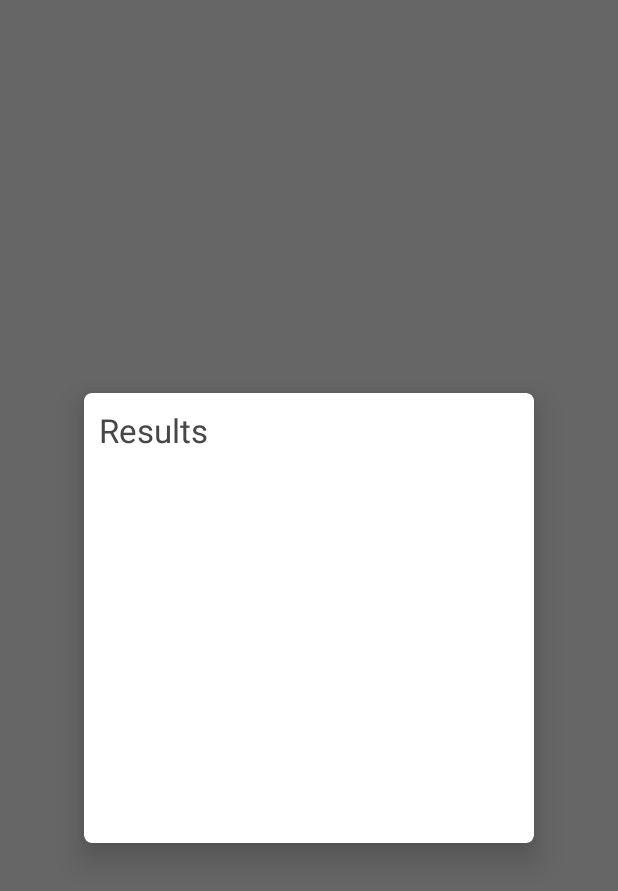
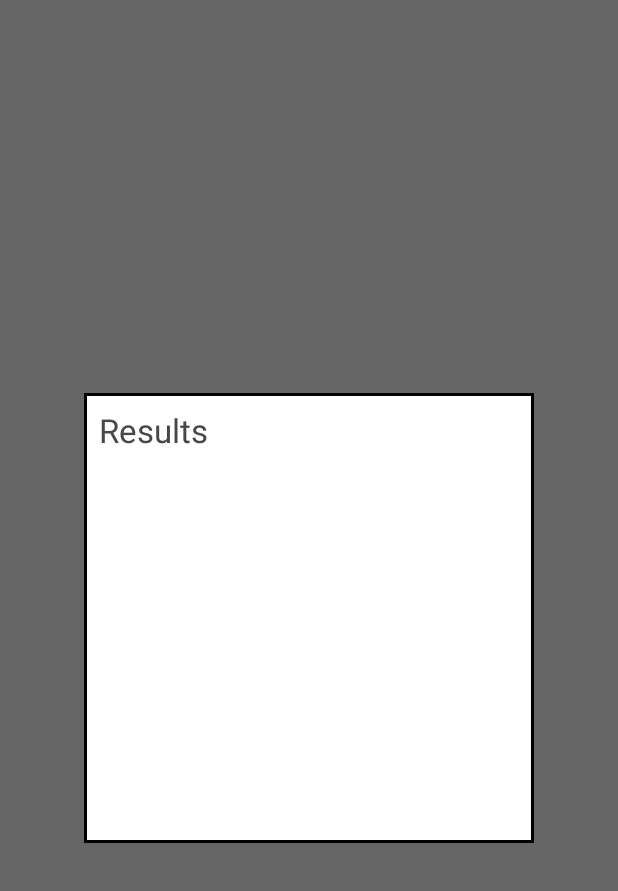
Before and after one commit to eoinahern/Marvel_Comics, an Android app: the layout activity_results.xml on its own in the app's theme, with its tools: preview values and no code run, on a phone screen of 412 x 824 dp. Shown: the top 891 px of the screen. Run offline under Robolectric (Android 15) with nearby library versions, the phone set to English and light mode, and no system bars.

```diff
--- a/app/build.gradle
+++ b/app/build.gradle
@@ -107,4 +107,8 @@ dependencies {
     testImplementation 'junit:junit:4.12'
     androidTestImplementation 'com.android.support.test:runner:1.0.1'
     androidTestImplementation 'com.android.support.test.espresso:espresso-core:3.0.1'
+    compile 'junit:junit:4.12'
+
+    testCompile 'junit:junit:4.12'
+    testCompile 'org.mockito:mockito-core:2.8.47'
 }
--- a/app/src/main/java/marvelcomics/eoinahern/ie/marvelcomics/Data/api/models/Comic.java
+++ b/app/src/main/java/marvelcomics/eoinahern/ie/marvelcomics/Data/api/models/Comic.java
@@ -8,6 +8,8 @@ import com.google.gson.Gson;
 import com.google.gson.TypeAdapter;
 
 import java.util.List;
+
+import marvelcomics.eoinahern.ie.marvelcomics.Domain.models.DomainComic;
 
 @AutoValue
 public abstract class Comic implements Parcelable {
--- /dev/null
+++ b/app/src/main/res/drawable/card_background.xml
@@ -0,0 +1,10 @@
+<?xml version="1.0" encoding="utf-8"?>
+<shape xmlns:android="http://schemas.android.com/apk/res/android"
+	android:shape="rectangle">
+
+	<stroke
+		android:width="2dp"
+		android:color="#000000" />
+	<solid android:color="@color/white"/>
+
+</shape>
--- a/app/src/main/res/layout/activity_results.xml
+++ b/app/src/main/res/layout/activity_results.xml
@@ -2,28 +2,32 @@
 <android.support.constraint.ConstraintLayout xmlns:android="http://schemas.android.com/apk/res/android"
 	android:layout_width="match_parent"
 	android:layout_height="match_parent"
-	xmlns:app="http://schemas.android.com/apk/res-auto">
+	android:background="@color/transparent"
+	xmlns:app="http://schemas.android.com/apk/res-auto"
+	>
 
-	<RelativeLayout
+	<!--<RelativeLayout
 		android:layout_width="match_parent"
 		android:layout_height="match_parent"
-		android:background="@color/transparent">
+		android:background="@color/transparent">-->
 
 
-		<android.support.v7.widget.CardView
+		<RelativeLayout
 			android:layout_width="300dp"
 			android:layout_height="300dp"
-			android:layout_centerInParent="true"
-			app:cardBackgroundColor="@color/white"
-			app:cardCornerRadius="5dp"
-			app:cardElevation="12dp">
+			app:layout_constraintRight_toRightOf="parent"
+			app:layout_constraintTop_toTopOf="parent"
+			app:layout_constraintBottom_toBottomOf="parent"
+			app:layout_constraintLeft_toLeftOf="parent"
+
+			android:background="@drawable/card_background"
+			>
 
 
 			<RelativeLayout
 				android:layout_width="match_parent"
-				android:layout_height="match_parent">
-
-
+				android:layout_height="match_parent"
+				>
 
 				<TextView
 					android:layout_width="wrap_content"
@@ -38,7 +42,7 @@
 
 
 
-		</android.support.v7.widget.CardView>
+		<!--</RelativeLayout>-->
 
 
 		</RelativeLayout>
```
Also changed, not shown: app/src/main/java/marvelcomics/eoinahern/ie/marvelcomics/Data/api/util/KnapSackAlgo.java (added, +69 -0 lines), app/src/main/java/marvelcomics/eoinahern/ie/marvelcomics/Domain/MainGallery/GetBudgetInfoInteractor.java (+7 -4 lines), app/src/main/java/marvelcomics/eoinahern/ie/marvelcomics/Domain/models/DomainComic.java (+16 -4 lines), 1 other file.
